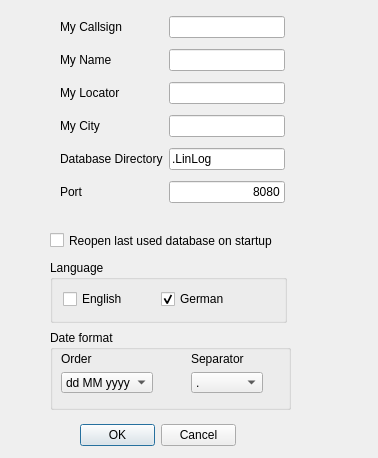
Old version of the form src/gui/setup.ui in the repository dl1ksv/linlogbook.
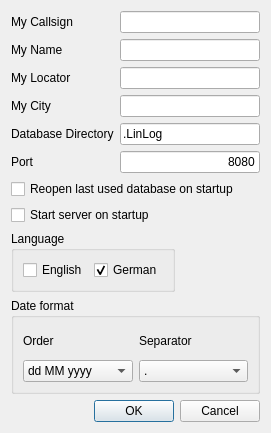
New version of the form. Icons and pictures are not drawn.

Commit message: Introducing autostart for server process

```diff
--- a/src/gui/setup.ui
+++ b/src/gui/setup.ui
@@ -1,12 +1,12 @@
 <ui version="4.0" >
  <class>Setup</class>
- <widget class="QDialog" name="Dialog" >
-  <property name="geometry" >
+ <widget class="QDialog" name="Setup">
+  <property name="geometry">
    <rect>
     <x>0</x>
     <y>0</y>
-    <width>378</width>
-    <height>458</height>
+    <width>271</width>
+    <height>433</height>
    </rect>
   </property>
   <property name="sizePolicy" >
@@ -21,303 +21,229 @@
   <property name="windowIcon" >
    <iconset>../../../.designer/backup</iconset>
   </property>
-  <widget class="QDialogButtonBox" name="buttonBox" >
-   <property name="geometry" >
-    <rect>
-     <x>80</x>
-     <y>420</y>
-     <width>156</width>
-     <height>31</height>
-    </rect>
-   </property>
-   <property name="orientation" >
-    <enum>Qt::Horizontal</enum>
-   </property>
-   <property name="standardButtons" >
-    <set>QDialogButtonBox::Cancel|QDialogButtonBox::NoButton|QDialogButtonBox::Ok</set>
-   </property>
-   <property name="centerButtons" >
-    <bool>false</bool>
-   </property>
-  </widget>
-  <widget class="QGroupBox" name="groupBox_2" >
-   <property name="geometry" >
-    <rect>
-     <x>50</x>
-     <y>330</y>
-     <width>241</width>
-     <height>80</height>
-    </rect>
-   </property>
-   <property name="title" >
-    <string>Date format</string>
-   </property>
-   <widget class="QLabel" name="label_6" >
-    <property name="geometry" >
-     <rect>
-      <x>11</x>
-      <y>21</y>
-      <width>92</width>
-      <height>16</height>
-     </rect>
-    </property>
-    <property name="text" >
-     <string>Order</string>
-    </property>
-   </widget>
-   <widget class="QComboBox" name="dateOrder" >
-    <property name="geometry" >
-     <rect>
-      <x>11</x>
-      <y>42</y>
-      <width>92</width>
-      <height>21</height>
-     </rect>
-    </property>
-    <property name="currentIndex" >
-     <number>0</number>
-    </property>
-    <property name="maxVisibleItems" >
-     <number>3</number>
-    </property>
-    <item>
-     <property name="text" >
-      <string>dd MM yyyy</string>
+  <layout class="QGridLayout" name="gridLayout_3">
+   <item row="0" column="0">
+    <widget class="QLabel" name="label">
+     <property name="text">
+      <string>My Callsign</string>
      </property>
-    </item>
-    <item>
-     <property name="text" >
-      <string>MM dd yyyy</string>
+    </widget>
+   </item>
+   <item row="0" column="1">
+    <widget class="QLineEdit" name="myCallsign"/>
+   </item>
+   <item row="1" column="0">
+    <widget class="QLabel" name="label_5">
+     <property name="text">
+      <string>My Name</string>
      </property>
-    </item>
-    <item>
-     <property name="text" >
-      <string>yyyy MM dd</string>
+    </widget>
+   </item>
+   <item row="1" column="1">
+    <widget class="QLineEdit" name="myName"/>
+   </item>
+   <item row="2" column="0">
+    <widget class="QLabel" name="label_2">
+     <property name="text">
+      <string>My Locator</string>
      </property>
-    </item>
-   </widget>
-   <widget class="QLabel" name="label_7" >
-    <property name="geometry" >
-     <rect>
-      <x>141</x>
-      <y>21</y>
-      <width>72</width>
-      <height>16</height>
-     </rect>
-    </property>
-    <property name="text" >
-     <string>Separator</string>
-    </property>
-   </widget>
-   <widget class="QComboBox" name="dateSeparator" >
-    <property name="geometry" >
-     <rect>
-      <x>141</x>
-      <y>42</y>
-      <width>72</width>
-      <height>21</height>
-     </rect>
-    </property>
-    <property name="currentIndex" >
-     <number>0</number>
-    </property>
-    <item>
-     <property name="text" >
-      <string>.</string>
+    </widget>
+   </item>
+   <item row="2" column="1">
+    <widget class="QLineEdit" name="myLocator"/>
+   </item>
+   <item row="3" column="0">
+    <widget class="QLabel" name="label_4">
+     <property name="text">
+      <string>My City</string>
      </property>
-    </item>
-    <item>
-     <property name="text" >
-      <string>-</string>
+    </widget>
+   </item>
+   <item row="3" column="1">
+    <widget class="QLineEdit" name="myCity"/>
+   </item>
+   <item row="4" column="0">
+    <widget class="QLabel" name="label_3">
+     <property name="text">
+      <string>Database Directory</string>
      </property>
-    </item>
-    <item>
-     <property name="text" >
-      <string>/</string>
+    </widget>
+   </item>
+   <item row="4" column="1">
+    <widget class="QLineEdit" name="dbDirectory">
+     <property name="text">
+      <string>.LinLog</string>
      </property>
-    </item>
-   </widget>
-  </widget>
-  <widget class="QCheckBox" name="reopenDatabase" >
-   <property name="geometry" >
-    <rect>
-     <x>50</x>
-     <y>230</y>
-     <width>237</width>
-     <height>21</height>
-    </rect>
-   </property>
-   <property name="sizePolicy" >
-    <sizepolicy vsizetype="Fixed" hsizetype="Fixed" >
-     <horstretch>0</horstretch>
-     <verstretch>0</verstretch>
-    </sizepolicy>
-   </property>
-   <property name="text" >
-    <string>Reopen last used database on startup</string>
-   </property>
-  </widget>
-  <widget class="QGroupBox" name="groupBox" >
-   <property name="geometry" >
-    <rect>
-     <x>50</x>
-     <y>260</y>
-     <width>237</width>
-     <height>63</height>
-    </rect>
-   </property>
-   <property name="sizePolicy" >
-    <sizepolicy vsizetype="Fixed" hsizetype="Fixed" >
-     <horstretch>0</horstretch>
-     <verstretch>0</verstretch>
-    </sizepolicy>
-   </property>
-   <property name="title" >
-    <string>Language</string>
-   </property>
-   <property name="checkable" >
-    <bool>false</bool>
-   </property>
-   <property name="checked" >
-    <bool>false</bool>
-   </property>
-   <widget class="QWidget" name="layoutWidget_1" >
-    <property name="geometry" >
-     <rect>
-      <x>10</x>
-      <y>20</y>
-      <width>201</width>
-      <height>41</height>
-     </rect>
-    </property>
-    <layout class="QHBoxLayout" >
-     <property name="spacing" >
-      <number>0</number>
+    </widget>
+   </item>
+   <item row="5" column="0">
+    <widget class="QLabel" name="label_9">
+     <property name="text">
+      <string>Port</string>
      </property>
-     <property name="leftMargin" >
-      <number>3</number>
+    </widget>
+   </item>
+   <item row="5" column="1">
+    <widget class="QLineEdit" name="portNumber">
+     <property name="text">
+      <string>8080</string>
      </property>
-     <property name="topMargin" >
-      <number>1</number>
+     <property name="maxLength">
+      <number>6</number>
      </property>
-     <property name="rightMargin" >
-      <number>3</number>
+     <property name="alignment">
+      <set>Qt::AlignRight|Qt::AlignTrailing|Qt::AlignVCenter</set>
      </property>
-     <property name="bottomMargin" >
-      <number>4</number>
+    </widget>
+   </item>
+   <item row="6" column="0" colspan="2">
+    <widget class="QCheckBox" name="reopenDatabase">
+     <property name="sizePolicy">
+      <sizepolicy hsizetype="Fixed" vsizetype="Fixed">
+       <horstretch>0</horstretch>
+       <verstretch>0</verstretch>
+      </sizepolicy>
      </property>
-     <item>
-      <widget class="QCheckBox" name="langEn" >
-       <property name="text" >
-        <string>English</string>
-       </property>
-       <property name="autoExclusive" >
-        <bool>true</bool>
-       </property>
-      </widget>
-     </item>
-     <item>
-      <widget class="QCheckBox" name="langDe" >
-       <property name="text" >
-        <string>German</string>
-       </property>
-       <property name="checked" >
-        <bool>true</bool>
-       </property>
-       <property name="autoExclusive" >
-        <bool>true</bool>
-       </property>
-      </widget>
-     </item>
-    </layout>
-   </widget>
-  </widget>
-  <widget class="QWidget" name="layoutWidget" >
-   <property name="geometry" >
-    <rect>
-     <x>60</x>
-     <y>11</y>
-     <width>225</width>
-     <height>198</height>
-    </rect>
-   </property>
-   <layout class="QGridLayout" >
-    <item row="0" column="0" >
-     <widget class="QLabel" name="label" >
-      <property name="text" >
-       <string>My Callsign</string>
-      </property>
-     </widget>
-    </item>
-    <item row="0" column="1" >
-     <widget class="QLineEdit" name="myCallsign" />
-    </item>
-    <item row="1" column="0" >
-     <widget class="QLabel" name="label_5" >
-      <property name="text" >
-       <string>My Name</string>
-      </property>
-     </widget>
-    </item>
-    <item row="1" column="1" >
-     <widget class="QLineEdit" name="myName" />
-    </item>
-    <item row="2" column="0" >
-     <widget class="QLabel" name="label_2" >
-      <property name="text" >
-       <string>My Locator</string>
-      </property>
-     </widget>
-    </item>
-    <item row="2" column="1" >
-     <widget class="QLineEdit" name="myLocator" />
-    </item>
-    <item row="3" column="0" >
-     <widget class="QLabel" name="label_4" >
-      <property name="text" >
-       <string>My City</string>
-      </property>
-     </widget>
-    </item>
-    <item row="3" column="1" >
-     <widget class="QLineEdit" name="myCity" />
-    </item>
-    <item row="4" column="0" >
-     <widget class="QLabel" name="label_3" >
-      <property name="text" >
-       <string>Database Directory</string>
-      </property>
-     </widget>
-    </item>
-    <item row="4" column="1" >
-     <widget class="QLineEdit" name="dbDirectory" >
-      <property name="text" >
-       <string>.LinLog</string>
-      </property>
-     </widget>
-    </item>
-    <item row="6" column="0" >
-     <widget class="QLabel" name="label_9" >
-      <property name="text" >
-       <string>Port</string>
-      </property>
-     </widget>
-    </item>
-    <item row="6" column="1" >
-     <widget class="QLineEdit" name="portNumber" >
-      <property name="text" >
-       <string>8080</string>
-      </property>
-      <property name="maxLength" >
-       <number>6</number>
-      </property>
-      <property name="alignment" >
-       <set>Qt::AlignRight|Qt::AlignTrailing|Qt::AlignVCenter</set>
-      </property>
-     </widget>
-    </item>
-   </layout>
-  </widget>
+     <property name="text">
+      <string>Reopen last used database on startup</string>
+     </property>
+    </widget>
+   </item>
+   <item row="7" column="0" colspan="2">
+    <widget class="QCheckBox" name="serverAutoStart">
+     <property name="text">
+      <string>Start server on startup</string>
+     </property>
+    </widget>
+   </item>
+   <item row="8" column="0" colspan="2">
+    <widget class="QGroupBox" name="groupBox">
+     <property name="sizePolicy">
+      <sizepolicy hsizetype="Fixed" vsizetype="Fixed">
+       <horstretch>0</horstretch>
+       <verstretch>0</verstretch>
+      </sizepolicy>
+     </property>
+     <property name="title">
+      <string>Language</string>
+     </property>
+     <property name="checkable">
+      <bool>false</bool>
+     </property>
+     <property name="checked">
+      <bool>false</bool>
+     </property>
+     <layout class="QGridLayout" name="gridLayout_2">
+      <item row="0" column="0">
+       <widget class="QCheckBox" name="langEn">
+        <property name="text">
+         <string>English</string>
+        </property>
+        <property name="autoExclusive">
+         <bool>true</bool>
+        </property>
+       </widget>
+      </item>
+      <item row="0" column="1">
+       <widget class="QCheckBox" name="langDe">
+        <property name="text">
+         <string>German</string>
+        </property>
+        <property name="checked">
+         <bool>true</bool>
+        </property>
+        <property name="autoExclusive">
+         <bool>true</bool>
+        </property>
+       </widget>
+      </item>
+     </layout>
+    </widget>
+   </item>
+   <item row="9" column="0" colspan="2">
+    <widget class="QGroupBox" name="groupBox_2">
+     <property name="title">
+      <string>Date format</string>
+     </property>
+     <layout class="QGridLayout" name="gridLayout">
+      <item row="0" column="0">
+       <widget class="QLabel" name="label_6">
+        <property name="text">
+         <string>Order</string>
+        </property>
+       </widget>
+      </item>
+      <item row="0" column="1">
+       <widget class="QLabel" name="label_7">
+        <property name="text">
+         <string>Separator</string>
+        </property>
+       </widget>
+      </item>
+      <item row="1" column="0">
+       <widget class="QComboBox" name="dateOrder">
+        <property name="currentIndex">
+         <number>0</number>
+        </property>
+        <property name="maxVisibleItems">
+         <number>3</number>
+        </property>
+        <item>
+         <property name="text">
+          <string>dd MM yyyy</string>
+         </property>
+        </item>
+        <item>
+         <property name="text">
+          <string>MM dd yyyy</string>
+         </property>
+        </item>
+        <item>
+         <property name="text">
+          <string>yyyy MM dd</string>
+         </property>
+        </item>
+       </widget>
+      </item>
+      <item row="1" column="1">
+       <widget class="QComboBox" name="dateSeparator">
+        <property name="currentIndex">
+         <number>0</number>
+        </property>
+        <item>
+         <property name="text">
+          <string>.</string>
+         </property>
+        </item>
+        <item>
+         <property name="text">
+          <string>-</string>
+         </property>
+        </item>
+        <item>
+         <property name="text">
+          <string>/</string>
+         </property>
+        </item>
+       </widget>
+      </item>
+     </layout>
+    </widget>
+   </item>
+   <item row="10" column="0" colspan="2">
+    <widget class="QDialogButtonBox" name="buttonBox">
+     <property name="orientation">
+      <enum>Qt::Horizontal</enum>
+     </property>
+     <property name="standardButtons">
+      <set>QDialogButtonBox::Cancel|QDialogButtonBox::Ok</set>
+     </property>
+     <property name="centerButtons">
+      <bool>false</bool>
+     </property>
+    </widget>
+   </item>
+  </layout>
  </widget>
  <resources/>
  <connections>
```
Left out of the diff: 26 changed lines with no effect on the pictures. The commit also changes 4 other files.
